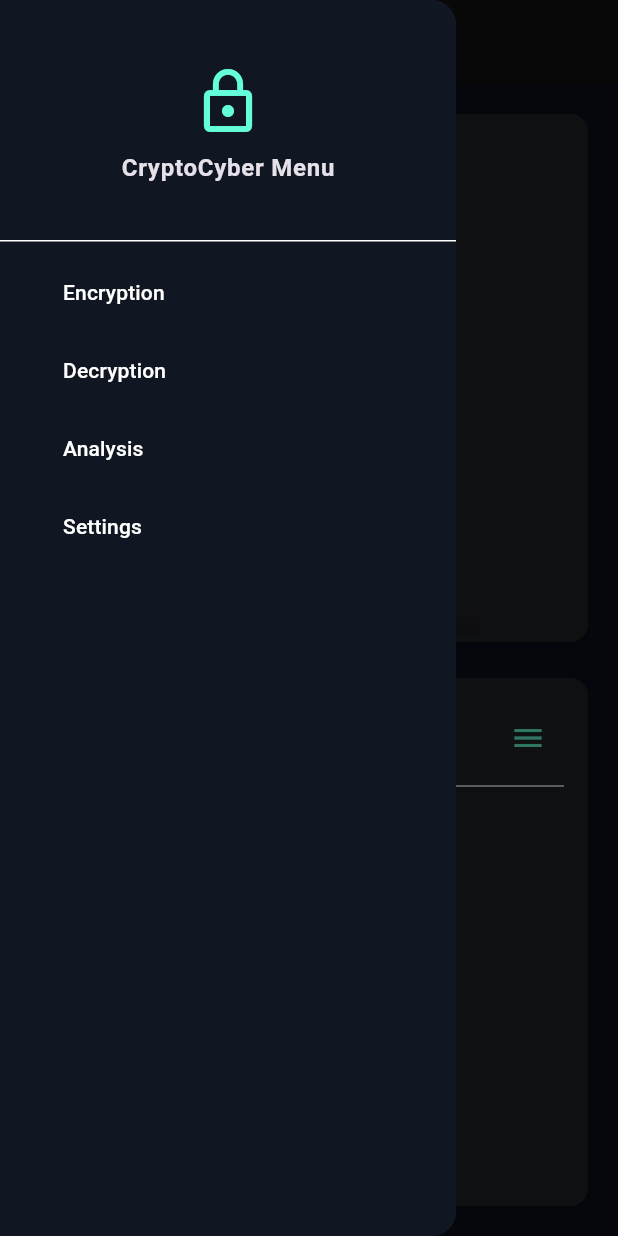
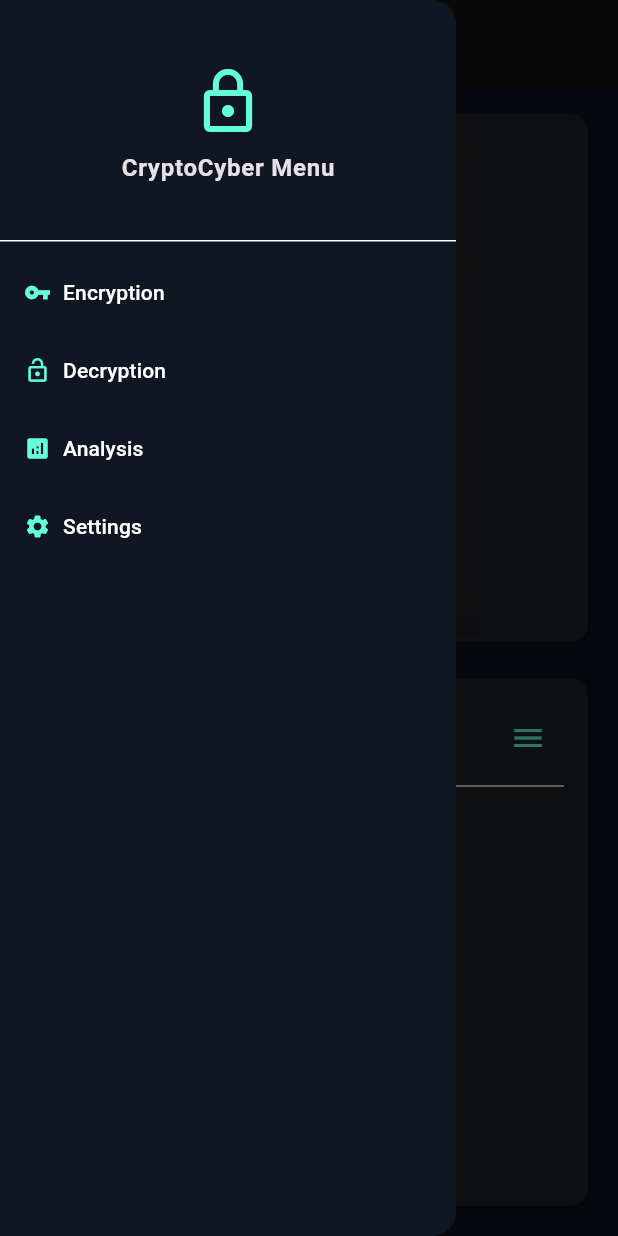
Before and after one commit to sajidammar/CRYPTOCYBER_PROJECT, a Flutter app: the screen it shows after launch, with the side drawer open, on a phone screen of 412 x 824 dp. Run offline on Flutter 3.47's test engine with Material 3 defaults, Android fonts, the light colour scheme and no system bars; our stand-ins replace file_picker, image_picker; missing offline and left inert: exif.

Commit message:
adding the editting for the drowerscreen.dart about drowerbar and add the actions buttons

```diff
--- a/lib/screens/main_screens/drowerscreen.dart
+++ b/lib/screens/main_screens/drowerscreen.dart
@@ -1,20 +1,25 @@
+import 'package:cryptocyber/screens/analysis_screens/mainanalysisscreen.dart';
 import 'package:flutter/material.dart';
 
-// ignore: must_be_immutable
+// ignore: must_be_immutable, camel_case_types
 class sidebarbutton extends StatelessWidget {
-  sidebarbutton(IconData icon, String label, {super.key}) {
-    icon = icon;
+  sidebarbutton(IconData icon, String label,Widget screenname, {super.key}) {
+    this.icon = icon;
     this.label = label;
+    this.screenname = screenname;
   }
 
   IconData? icon;
   String? label;
+  Widget? screenname;
 
   @override
   Widget build(BuildContext context) {
     // TODO: implement build
     return TextButton.icon(
-      onPressed: () {},
+      onPressed: () {
+        Navigator.push(context, MaterialPageRoute(builder: (cont)=>screenname!));
+      },
       style: TextButton.styleFrom(
         padding: const EdgeInsets.all(16),
         foregroundColor: Colors.white,
@@ -78,10 +83,10 @@ class BuildMainArea extends StatelessWidget {
                           ],
                         ),
                       ),
-                      sidebarbutton(Icons.vpn_key, 'Encryption'),
-                      sidebarbutton(Icons.lock_open, 'Decryption'),
-                      sidebarbutton(Icons.analytics, 'Analysis'),
-                      sidebarbutton(Icons.settings, 'Settings'),
+                      sidebarbutton(Icons.vpn_key, 'Encryption',Placeholder()),
+                      sidebarbutton(Icons.lock_open, 'Decryption',Placeholder()),
+                      sidebarbutton(Icons.analytics, 'Analysis',MainAnalysisScreen()),
+                      sidebarbutton(Icons.settings, 'Settings',Placeholder()),
                     ],
                   ),
                 ),
```
